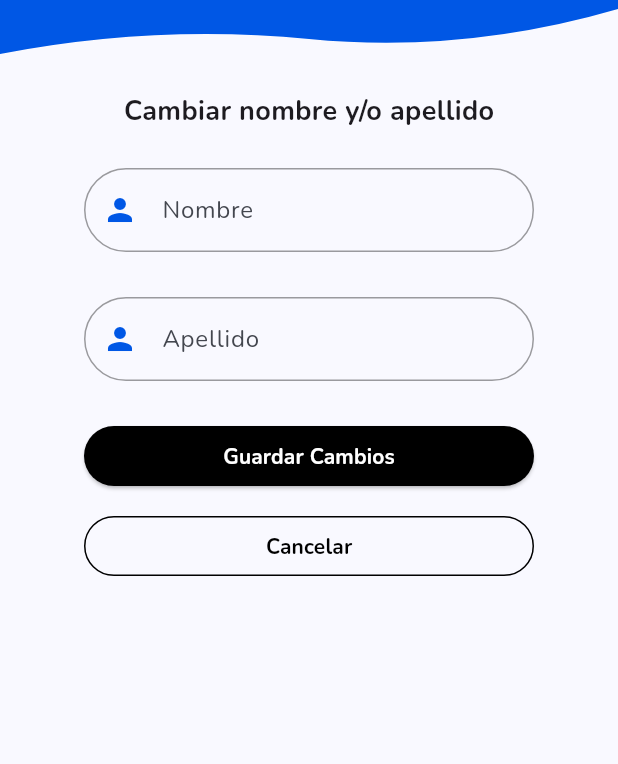
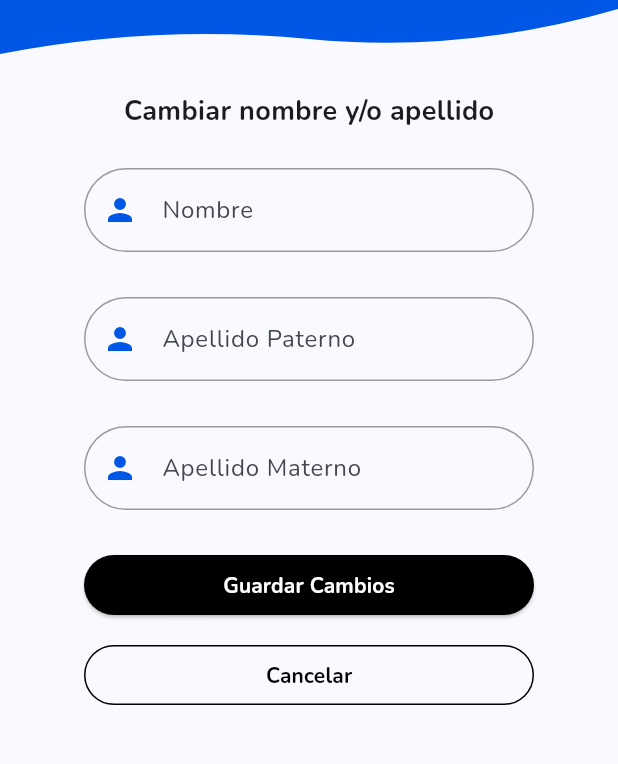
Before and after one commit to Jalter-ego/clinica-flutter, a Flutter app: the InfoPersonal screen opened directly, after a tap on "cambiar", on a phone screen of 412 x 824 dp, the part 111-875 px from its top. Run offline on Flutter 3.47's test engine with Material 3 defaults, Android fonts, the phone set to English and light mode, and no system bars; our stand-ins replace flutter_secure_storage, get, google_fonts, jwt_decoder, line_awesome_flutter; accounts and stored records are empty; network calls fail.

Commit message:
se agrego cambio de nombre

```diff
--- a/lib/componets/BottonChange.dart
+++ b/lib/componets/BottonChange.dart
@@ -7,12 +7,15 @@ class BottonChange extends StatelessWidget {
   final Color colorBack;
   final Color colorFont;
   final String textTile;
+  final VoidCallback
+      onPressed; // Nuevo parámetro para manejar el evento de presionar
 
   const BottonChange({
     super.key,
     required this.colorBack,
     required this.colorFont,
     required this.textTile,
+    required this.onPressed, // Se requiere la función onPressed
   });
 
   @override
@@ -23,7 +26,7 @@ class BottonChange extends StatelessWidget {
       width: 300,
       height: 40,
       child: ElevatedButton(
-        onPressed: () {},
+        onPressed: onPressed, // Llamada a la función proporcionada
         style: ElevatedButton.styleFrom(
             backgroundColor: isDark ? Colors.white : colorBack,
             side: BorderSide.none,
--- a/lib/providers/proveedor_usuario.dart
+++ b/lib/providers/proveedor_usuario.dart
@@ -8,6 +8,8 @@ class UserProvider with ChangeNotifier {
 
   String? _ci;
   String? _nombre;
+  String? _apellido_paterno;
+  String? _apellido_materno;
   String? _email;
   String? _telefono;
   String? _rol;
@@ -15,10 +17,28 @@ class UserProvider with ChangeNotifier {
 
   String? get ci => _ci;
   String? get nombre => _nombre;
+  String? get apellido_paterno => _apellido_paterno;
+  String? get apellido_materno => _apellido_materno;
   String? get email => _email;
   String? get telefono => _telefono;
   String? get rol => _rol;
   List<String>? get permisos => _permisos;
+
+  // Setters
+  set nombre(String? value) {
+    _nombre = value;
+    notifyListeners(); // Notificar a los oyentes sobre el cambio
+  }
+
+  set apellido_paterno(String? value) {
+    _apellido_paterno = value;
+    notifyListeners();
+  }
+
+  set apellido_materno(String? value) {
+    _apellido_materno = value;
+    notifyListeners();
+  }
 
   // Carga el token desde el almacenamiento seguro y decodifica los datos
   Future<void> loadUserFromToken() async {
@@ -27,6 +47,8 @@ class UserProvider with ChangeNotifier {
       final decodedToken = JwtDecoder.decode(token);
       _ci = decodedToken['ci'];
       _nombre = decodedToken['nombre'];
+      _apellido_paterno = decodedToken['apellido_paterno'];
+      _apellido_materno = decodedToken['apellido_materno'];
       _email = decodedToken['email'];
       _telefono = decodedToken['telefono'];
       _rol = decodedToken['rol']['nombre'];
@@ -47,6 +69,8 @@ class UserProvider with ChangeNotifier {
     await _storage.delete(key: 'token');
     _ci = null;
     _nombre = null;
+    _apellido_paterno = null;
+    _apellido_materno = null;
     _email = null;
     _telefono = null;
     _rol = null;
--- a/lib/screens/perfil/ChangeName.dart
+++ b/lib/screens/perfil/ChangeName.dart
@@ -1,16 +1,79 @@
 import 'package:OptiVision/componets/BottonCancel.dart';
+import 'package:OptiVision/providers/proveedor_usuario.dart';
 import 'package:flutter/material.dart';
+import 'package:provider/provider.dart';
 
 import '../../componets/BottonChange.dart';
 import '../../componets/ContainerIcon.dart';
+import '../../componets/Loading.dart';
 import '../../componets/TextFormFieldTheme.dart';
 import '../../componets/WabeClipper.dart';
+import '../../servicios/autenticacion_Services.dart';
 
-class ChangeName extends StatelessWidget {
+class ChangeName extends StatefulWidget {
   const ChangeName({super.key});
 
   @override
+  _ChangeNameState createState() => _ChangeNameState();
+}
+
+class _ChangeNameState extends State<ChangeName> {
+  final TextEditingController _nombreController = TextEditingController();
+  final TextEditingController _apellidoPaternoController =
+      TextEditingController();
+  final TextEditingController _apellidoMaternoController =
+      TextEditingController();
+
+  @override
+  void dispose() {
+    _nombreController.dispose();
+    _apellidoPaternoController.dispose();
+    _apellidoMaternoController.dispose();
+    super.dispose();
+  }
+
+  void _guardarCambios() async {
+    String nombre = _nombreController.text;
+    String apellidoPaterno = _apellidoPaternoController.text;
+    String apellidoMaterno = _apellidoMaternoController.text;
+
+    final userProvider = Provider.of<UserProvider>(context, listen: false);
+    String ci = userProvider.ci ?? '';
+    showDialog(
+      context: context,
+      barrierDismissible: false,
+      builder: (BuildContext context) {
+        return const LoadingScreen();
+      },
+    );
+    final result = await AutenticacionServices().updateUserName(
+      context: context,
+      ci: ci,
+      nombre: nombre,
+      apellidoPaterno: apellidoPaterno,
+      apellidoMaterno: apellidoMaterno,
+    );
+
+    Navigator.of(context).pop();
+
+    if (result != null) {
+      userProvider.nombre = nombre;
+      userProvider.apellido_paterno = apellidoPaterno;
+      userProvider.apellido_materno = apellidoMaterno;
+
+      ScaffoldMessenger.of(context).showSnackBar(
+        const SnackBar(content: Text('Cambios guardados exitosamente!')),
+      );
+      Navigator.of(context).pop();
+    }
+  }
+
+  @override
   Widget build(BuildContext context) {
+    final userProvider = Provider.of<UserProvider>(context);
+    _nombreController.text = userProvider.nombre ?? '';
+    _apellidoPaternoController.text = userProvider.apellido_paterno ?? '';
+    _apellidoMaternoController.text = userProvider.apellido_materno ?? '';
     return Scaffold(
       appBar: AppBar(
         flexibleSpace: ClipPath(
@@ -66,52 +129,65 @@ class ChangeName extends StatelessWidget {
           ],
         ),
       ),
-      body: Center(
+      body: SingleChildScrollView(
+        child: Center(
           child: Column(
             children: [
-            const SizedBox(
-              height: 25,
-            ),
+              const SizedBox(height: 25),
               const Text(
                 'Cambiar nombre y/o apellido',
                 style: TextStyle(fontSize: 18, fontWeight: FontWeight.bold),
               ),
-            const SizedBox(
-              height: 25,
-            ),
+              const SizedBox(height: 25),
               SizedBox(
                 width: 300,
                 child: TextFormField(
+                  controller: _nombreController,
                   decoration: TextFormFieldTheme.customInputDecoration(
-                    labelText: 'Nombre', icon: Icons.person, context: context),
+                    labelText: 'Nombre',
+                    icon: Icons.person,
+                    context: context,
                   ),
                 ),
-            const SizedBox(
-              height: 30,
               ),
+              const SizedBox(height: 30),
               SizedBox(
                 width: 300,
                 child: TextFormField(
+                  controller: _apellidoPaternoController,
                   decoration: TextFormFieldTheme.customInputDecoration(
-                    labelText: 'Apellido',
+                    labelText: 'Apellido Paterno',
                     icon: Icons.person,
-                    context: context),
+                    context: context,
+                  ),
                 ),
               ),
               const SizedBox(height: 30),
-            const BottonChange(
+              SizedBox(
+                width: 300,
+                child: TextFormField(
+                  controller: _apellidoMaternoController,
+                  decoration: TextFormFieldTheme.customInputDecoration(
+                    labelText: 'Apellido Materno',
+                    icon: Icons.person,
+                    context: context,
+                  ),
+                ),
+              ),
+              const SizedBox(height: 30),
+              BottonChange(
                 colorBack: Colors.black,
                 colorFont: Colors.white,
                 textTile: 'Guardar Cambios',
+                onPressed: _guardarCambios,
               ),
-            const SizedBox(
-              height: 20,
-            ),
+              const SizedBox(height: 20),
               const BottonCancel(
                 colorFont: Colors.black,
                 textTile: 'Cancelar',
-            )
+              ),
             ],
+          ),
         ),
       ),
     );
--- a/lib/screens/perfil/InformacionPersonal.dart
+++ b/lib/screens/perfil/InformacionPersonal.dart
@@ -1,4 +1,5 @@
 import 'package:OptiVision/componets/ContainerIcon.dart';
+import 'package:OptiVision/providers/proveedor_usuario.dart';
 import 'package:flutter/material.dart';
 import 'package:provider/provider.dart';
 
@@ -13,6 +14,7 @@ class InfoPersonal extends StatelessWidget {
 
   @override
   Widget build(BuildContext context) {
+    final userProvider = Provider.of<UserProvider>(context);
     final themeProvider = Provider.of<ThemeProvider>(context);
     var isDark = themeProvider.isDarkMode;
     return Scaffold(
@@ -70,14 +72,15 @@ class InfoPersonal extends StatelessWidget {
           ],
         ),
       ),
-      body: Padding(
+      body: SingleChildScrollView(
+        child: Padding(
           padding: const EdgeInsets.all(16.0),
           child: Column(
             children: [
               const SizedBox(height: 20),
               ItemUser(
                 nombreTile: 'Nombre',
-              dataTile: 'Nombre de Usuario',
+                dataTile: userProvider.nombre ?? 'Nombre de Usuario',
                 isEditable: true,
                 onTap: () {
                   Navigator.of(context).push(
@@ -85,9 +88,10 @@ class InfoPersonal extends StatelessWidget {
                   );
                 },
               ),
-            const ItemUser(
-              nombreTile: 'Apellido',
-              dataTile: 'Apellido de Usuario',
+              ItemUser(
+                nombreTile: 'Apellido Paterno',
+                dataTile:
+                    userProvider.apellido_paterno ?? 'Apellido de Usuario',
                 isEditable: false,
               ),
               Divider(
@@ -96,11 +100,12 @@ class InfoPersonal extends StatelessWidget {
               ),
               ItemUser(
                 nombreTile: 'Email',
-              dataTile: 'Email del Usuario',
+                dataTile: userProvider.email ?? 'Email del Usuario',
                 isEditable: true,
                 onTap: () {
                   Navigator.of(context).push(
-                  MaterialPageRoute(builder: (context) => const ChangeEmail()),
+                    MaterialPageRoute(
+                        builder: (context) => const ChangeEmail()),
                   );
                 },
               ),
@@ -108,9 +113,9 @@ class InfoPersonal extends StatelessWidget {
                 color: isDark ? Colors.white30 : Colors.black38,
                 height: 0,
               ),
-            const ItemUser(
+              ItemUser(
                 nombreTile: 'Teléfono',
-              dataTile: 'Teléfono del Usuario',
+                dataTile: userProvider.telefono ?? 'Teléfono del Usuario',
                 isEditable: false,
               ),
               Divider(
@@ -129,6 +134,7 @@ class InfoPersonal extends StatelessWidget {
                 },
               ),
             ],
+          ),
         ),
       ),
     );
--- a/lib/screens/perfil/perfil.dart
+++ b/lib/screens/perfil/perfil.dart
@@ -1,5 +1,4 @@
 import 'package:OptiVision/screens/perfil/InformacionPersonal.dart';
-import 'package:OptiVision/screens/perfil/editPerfil.dart';
 import 'package:flutter/material.dart';
 import 'package:flutter_secure_storage/flutter_secure_storage.dart';
 import 'package:get/get.dart';
@@ -21,7 +20,6 @@ class _PerfilScreenState extends State<PerfilScreen> {
     await storage.delete(key: 'token');
     await storage.delete(key: 'nombre');
 
-    // Redirigir a la página de inicio de sesión
     Get.offAll(() => const LoginPage());
   }
 
```
Also changed, not shown: lib/componets/Loading.dart (added, +32 -0 lines), lib/screens/perfil/ChangeEmail.dart (+29 -4 lines), lib/screens/perfil/ChangePasword.dart (+15 -3 lines), lib/servicios/autenticacion_Services.dart (+30 -47 lines). Lines whose indentation alone changed are shown as unchanged.
